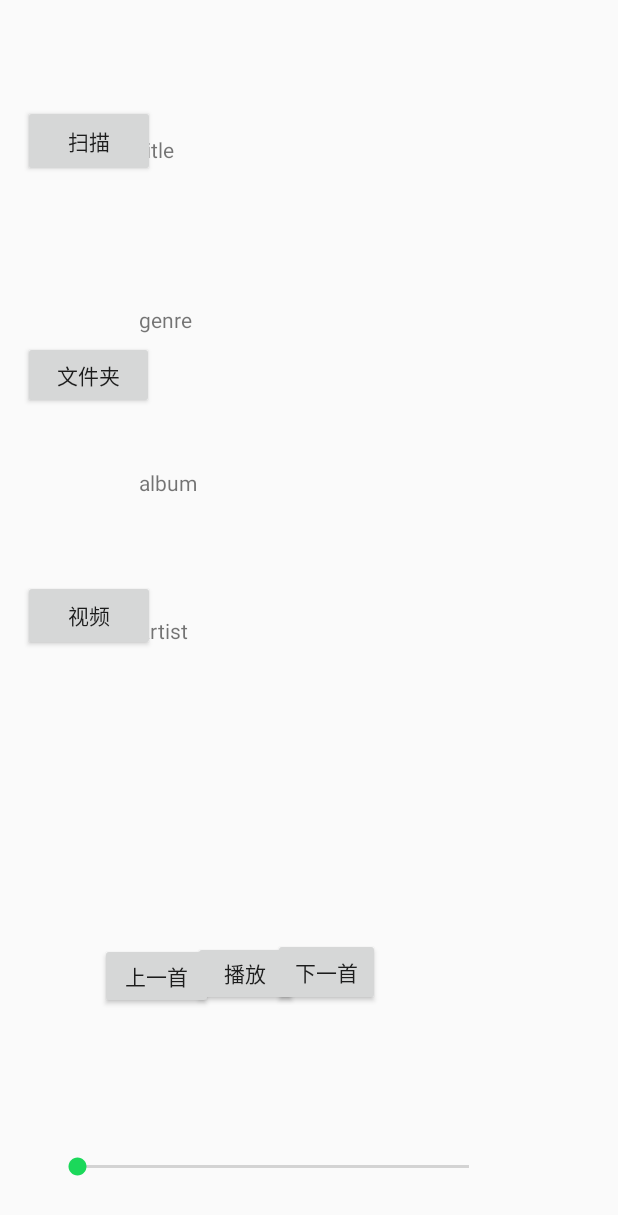
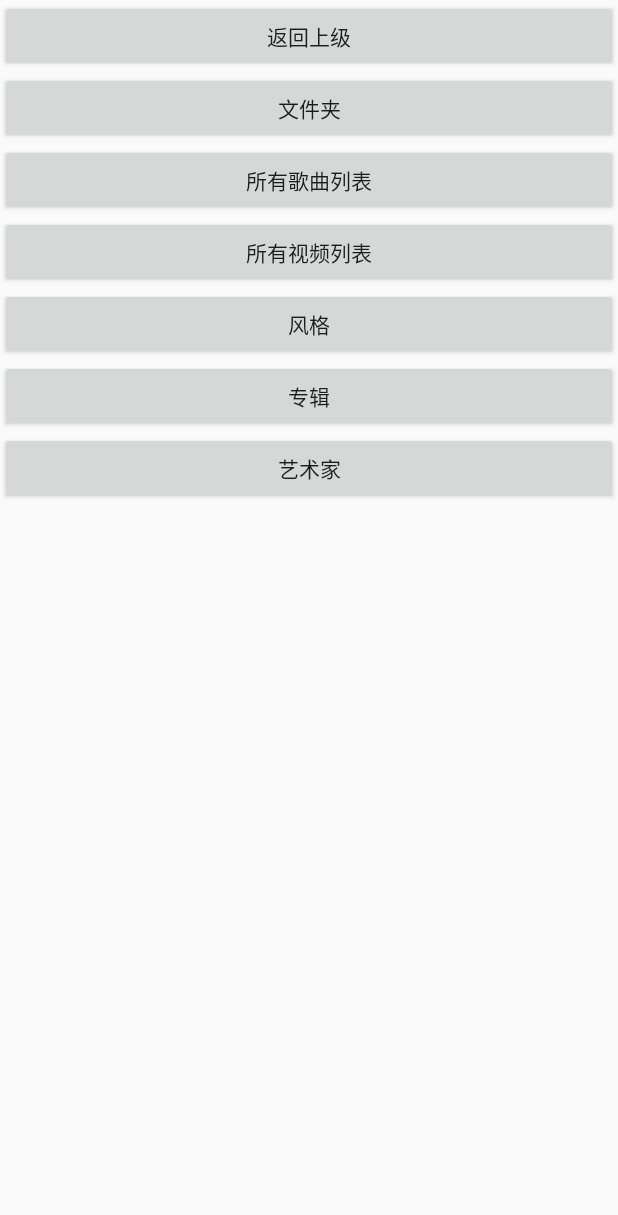
Before and after one commit to Tecinno/Android-MediaScanner-MediaProvider, an Android app: the FolderList screen opened directly, with no data from a screen before it, after a tap on "返回上级", on a phone screen of 412 x 824 dp. Shown: the top 1215 px of the screen. Run offline under Robolectric (Android 15) with nearby library versions, the phone set to English and light mode, and no system bars; 3 statements that could not run were skipped.

```diff
--- a/app/src/main/java/com/czy/jni/FolderList.java
+++ b/app/src/main/java/com/czy/jni/FolderList.java
@@ -29,14 +29,22 @@ public class FolderList extends AppCompatActivity {
     private FileAdapter mAdapter;
     private int index;
     private String TAG = "Scanner";
+    final static private int Folder = 0;
+    final static private int AudioList = 1;
+    final static private int VideoList = 2;
     private ContentResolver contentResolver;//getContentResolver
+//    private enum MenuType {
+//        FOLDER,ALLAUDIO,NEXT
+//    }
     @Override
     protected void onCreate(Bundle savedInstanceState) {
         super.onCreate(savedInstanceState);
         setContentView(R.layout.folder);
         Context context = this;
         contentResolver = context.getContentResolver();
-        setView();
+        Intent intent = getIntent();
+        int menuType = intent.getIntExtra("menuType", Folder);
+        setView(menuType);
     }
     public void folderInit() {
         Thread mthread = new Thread(new Runnable() {
@@ -48,7 +56,7 @@ public class FolderList extends AppCompatActivity {
 
     }
 
-    public List<ListData> querydata(int  parentId) {
+    public List<ListData> querydata(int  parentId, int menuType) {
         Log.e(TAG, " querydata sun");
         String URL = "content://media.scan/folder_dir";
         Uri folderuri = Uri.parse(URL);
@@ -56,6 +64,7 @@ public class FolderList extends AppCompatActivity {
         Uri audio = Uri.parse(AURL);
         List<ListData> list = new ArrayList();
         String parent_id = String.valueOf(parentId);
+        if (menuType == Folder) {
             Cursor c = getContentResolver().query(folderuri, new String[]{"_id" , "_name", "_path"}, "parent_id = ?",new String[] {parent_id},null);
             Log.e("query", "============folder================ ");
             if (c == null)
@@ -63,40 +72,50 @@ public class FolderList extends AppCompatActivity {
             if (c.moveToFirst()) {
                 do{
                     Log.e(TAG,  "id is :"+c.getInt(c.getColumnIndex( "_id"))+ ", name is :" + c.getString(c.getColumnIndex( MediaProvider.NAME)) + ", path is :" + c.getString(c.getColumnIndex( MediaProvider.PATH)));
-                ListData fol = new ListData(true);
+                    ListData fol = new ListData(ListData.FOLDER);
                     fol.setId(c.getInt(c.getColumnIndex( "_id")));
                     fol.setName(c.getString(c.getColumnIndex( MediaProvider.NAME)));
                     fol.setPath(c.getString(c.getColumnIndex( MediaProvider.PATH)));
+                    fol.fileTypte = ListData.FOLDER;
                     list.add(fol);
+                    Log.e("query", " folder list count "+list.size());
                 } while (c.moveToNext());
+                c.close();
+            }
         }
         Log.e("query", "============audio================ ");
-        Cursor a = getContentResolver().query(audio, new String[]{"_id" , "_name", "_path"}, "parent_id = ?",new String[] {parent_id},null);
+        Cursor a;
+        if (menuType == AudioList) {
+            a = getContentResolver().query(audio, new String[]{"_id" , "_name", "_path"}, null, null,null);
+        } else
+            a = getContentResolver().query(audio, new String[]{"_id" , "_name", "_path"}, "parent_id = ?",new String[] {parent_id},null);
         if (a == null)
             Log.e(TAG, "a == null ");
         if (a.moveToFirst()) {
             do{
                 Log.e(TAG,  "id is :"+a.getInt(a.getColumnIndex( MediaProvider.ID))+ ", name is :" + a.getString(a.getColumnIndex( MediaProvider.NAME)) + ", path is :" + a.getString(a.getColumnIndex( MediaProvider.PATH)));
-                ListData fol = new ListData(false);
+                ListData fol = new ListData(ListData.FOLDER);
                 fol.setId(a.getInt(a.getColumnIndex( "_id")));
                 fol.setName(a.getString(a.getColumnIndex( MediaProvider.NAME)));
                 fol.setPath(a.getString(a.getColumnIndex( MediaProvider.PATH)));
+                fol.fileTypte = ListData.AUDIO;
                 list.add(fol);
+                Log.e("query", "  list count "+list.size());
             } while (a.moveToNext());
+            a.close();
         }
 
         return list;
     }
 
-    private void  setView()
+    private void  setView(int menuType)
     {
         LinearLayoutManager manager = new LinearLayoutManager(this);
         manager.setOrientation(LinearLayoutManager.VERTICAL);
         recycleview = (RecyclerView)findViewById(R.id.recycleview);
-//        recycleview.setLayoutManager(new StaggeredGridLayoutManager(20 , StaggeredGridLayoutManager.HORIZONTAL));//LinearLayoutManager
         recycleview.setLayoutManager(manager);
 
-        List<ListData> list = querydata(0);
+        List<ListData> list = querydata(0, menuType);
         mAdapter = new FileAdapter(getApplicationContext(),list);
         recycleview.setAdapter(mAdapter);
         recycleview.setNestedScrollingEnabled(true);
@@ -113,7 +132,6 @@ public class FolderList extends AppCompatActivity {
             public void onScrolled(RecyclerView recyclerView, int dx, int dy) {
                 super.onScrolled(recyclerView, dx, dy);
             }
-
             @Override
             public void onScrollStateChanged(RecyclerView recyclerView, int newState) {
                 super.onScrollStateChanged(recyclerView, newState);
@@ -167,7 +185,7 @@ public class FolderList extends AppCompatActivity {
             holder.text.setOnClickListener(new View.OnClickListener() {
                 @Override
                 public void onClick(View v) {
-                    if(!data.isfolder) {
+                    if(data.fileTypte == ListData.AUDIO) {
                         Intent intent = new Intent();
                         intent.setClass(mContext, MainActivity.class);
                         intent.putExtra("path",data.getPath());
@@ -175,10 +193,9 @@ public class FolderList extends AppCompatActivity {
 //                        intent.setFlags(Intent.FLAG_ACTIVITY_NEW_TASK | Intent.FLAG_ACTIVITY_EXCLUDE_FROM_RECENTS | Intent.FLAG_RECEIVER_FOREGROUND);
 
                        startActivity(intent);
-                    } else {
+                    } else if (data.fileTypte == ListData.FOLDER){
                         openfolder(data.getId());
                     }
-
                 }
             });
         }
@@ -194,7 +211,7 @@ public class FolderList extends AppCompatActivity {
             if (folderidlist.isEmpty()){
                 Log.e(TAG, " backFolder folderidlist back to root ");
                 Intent intent = new Intent();
-                intent.setClass(mContext, MainActivity.class);
+                    intent.setClass(mContext, Menu.class);
 //                intent.setFlags(Intent.FLAG_ACTIVITY_NEW_TASK | Intent.FLAG_ACTIVITY_EXCLUDE_FROM_RECENTS | Intent.FLAG_RECEIVER_FOREGROUND);
                 startActivity(intent);
             } else {
@@ -217,26 +234,7 @@ public class FolderList extends AppCompatActivity {
             }
 
         }
-//        private void  setView(int id)
-//        {
-//            Log.e(TAG, " querydata sun");
-//            LinearLayoutManager manager = new LinearLayoutManager(mContext);
-//            manager.setOrientation(LinearLayoutManager.VERTICAL);
-//            recycleview = (RecyclerView)findViewById(R.id.recycleview);
-//            recycleview.setLayoutManager(manager);
-//
-//            List<ListData> list = querydata(id);
-//            FileAdapter mAdapter = new FileAdapter(mContext,list);
-//            recycleview.setAdapter(mAdapter);
-//            recycleview.setNestedScrollingEnabled(true);
-//            // 给RecycleView加入滑动监听
-//            recycleview.addOnScrollListener(new RecyclerView.OnScrollListener() {
-//                @Override
-//                public void onScrolled(RecyclerView recyclerView, int dx, int dy) {
-//                    super.onScrolled(recyclerView, dx, dy);
-//                }
-//            });
-//        }
+
         @Override
         public int getItemCount() {
             return mItems.size();
@@ -266,12 +264,13 @@ public class FolderList extends AppCompatActivity {
             if (c.moveToFirst()) {
                 do{
                     Log.e(TAG,  "id is :"+c.getInt(c.getColumnIndex( "_id"))+ ", name is :" + c.getString(c.getColumnIndex( MediaProvider.NAME)) + ", path is :" + c.getString(c.getColumnIndex( MediaProvider.PATH)));
-                    ListData fol = new ListData(true);
+                    ListData fol = new ListData(ListData.FOLDER);
                     fol.setId(c.getInt(c.getColumnIndex( "_id")));
                     fol.setName(c.getString(c.getColumnIndex( MediaProvider.NAME)));
                     fol.setPath(c.getString(c.getColumnIndex( MediaProvider.PATH)));
                     list.add(fol);
                 } while (c.moveToNext());
+                c.close();
             }
             Log.e("query", "============audio================ ");
             Cursor a = mContext.getContentResolver().query(audio, new String[]{"_id" , "_name", "_path"}, "parent_id = ?",new String[] {parent_id},null);
@@ -280,12 +279,13 @@ public class FolderList extends AppCompatActivity {
             if (a.moveToFirst()) {
                 do{
                     Log.e(TAG,  "id is :"+a.getInt(a.getColumnIndex( MediaProvider.ID))+ ", name is :" + a.getString(a.getColumnIndex( MediaProvider.NAME)) + ", path is :" + a.getString(a.getColumnIndex( MediaProvider.PATH)));
-                    ListData fol = new ListData(false);
+                    ListData fol = new ListData(ListData.AUDIO);
                     fol.setId(a.getInt(a.getColumnIndex( "_id")));
                     fol.setName(a.getString(a.getColumnIndex( MediaProvider.NAME)));
                     fol.setPath(a.getString(a.getColumnIndex( MediaProvider.PATH)));
                     list.add(fol);
                 } while (a.moveToNext());
+                a.close();
             }
 
             return list;
--- a/app/src/main/java/com/czy/jni/MediaProvider.java
+++ b/app/src/main/java/com/czy/jni/MediaProvider.java
@@ -20,8 +20,8 @@ public class MediaProvider extends ContentProvider {
     static {
         System.loadLibrary("native-lib");
     }
-    static final String scanPath = "/udisk";//sdcard/android_ubuntu  /udisk
-//    static final String scanPath = "/sdcard/android_ubuntu";//sdcard/android_ubuntu  /udisk
+//    static final String scanPath = "/udisk";//sdcard/android_ubuntu  /udisk
+    static final String scanPath = "/sdcard/android_ubuntu";//sdcard/android_ubuntu  /udisk
     static final String ACTION_MEDIA_MOUNTED = "android.intent.action.MEDIA_MOUNTED";
     static final String PROVIDER_NAME = "media.scan";
     static final String AUDIO_STRING_URL = "content://" + PROVIDER_NAME + "/audio";
@@ -78,6 +78,8 @@ public class MediaProvider extends ContentProvider {
                 "album_id INTEGER," +
                 "artist_id INTEGER" +
                 ");";
+
+
         //===============creat audiolist table==============
         static final String CREATE_DB_AUDIO_LIST_TABLE = "CREATE TABLE IF NOT EXISTS audiolist(" +
                 "_id INTEGER PRIMARY KEY AUTOINCREMENT," +
@@ -93,6 +95,8 @@ public class MediaProvider extends ContentProvider {
                 "_name TEXT," +
                 "_path TEXT NOT NULL" +
                 ");";
+
+
         //===============creat videolist table==============
         static final String CREATE_DB_VIDEO_LIST_TABLE = "CREATE TABLE IF NOT EXISTS videolist(" +
                 "_id INTEGER PRIMARY KEY AUTOINCREMENT," +
@@ -103,12 +107,15 @@ public class MediaProvider extends ContentProvider {
         static final String CREATE_DB_FLODER_DIR_TABLE = "CREATE TABLE IF NOT EXISTS folder_dir(" +
                 "_id INTEGER PRIMARY KEY AUTOINCREMENT," +
                 "parent_id INTEGER," +
-                "_name TEXT NOT NULL," +
+                "_name TEXT," +
                 "_path TEXT NOT NULL," +
-                "dir_layer TEXT NOT NULL," +
+                "dir_layer TEXT," +
                 "has_audio INTEGER," +
                 "has_video INTEGER" +
                 ");";
+
+
+
         //===============creat album table==============
         static final String CREATE_DB_ALBUM_TABLE = "CREATE TABLE IF NOT EXISTS album(" +
                 "_id INTEGER PRIMARY KEY AUTOINCREMENT," +
@@ -155,6 +162,7 @@ public class MediaProvider extends ContentProvider {
          */
 
         db = dbHelper.getWritableDatabase();//创建数据库
+//        db.enableWriteAheadLogging();
 //        db.setLocale(Locale.CHINESE);
 //        db.enableWriteAheadLogging();
         return (db == null)? false:true;
@@ -270,7 +278,7 @@ public class MediaProvider extends ContentProvider {
 //        String scanPath = "/sdcard/android_ubuntu";
         scan(scanPath);
         long endTime = System.nanoTime();
-        Log.e(TAG,"scan resume time : " + (endTime-startTime));
+        Log.e(TAG,"all scan resume time : " + (endTime-startTime)/1000000.0 + " ms");
     }
 
     public native int[] scan(String scanPath);
--- /dev/null
+++ b/app/src/main/java/com/czy/jni/Menu.java
@@ -0,0 +1,42 @@
+package com.czy.jni;
+
+import androidx.appcompat.app.AppCompatActivity;
+import androidx.recyclerview.widget.RecyclerView;
+
+import android.content.Intent;
+import android.os.Bundle;
+import android.util.Log;
+import android.view.View;
+
+
+public class Menu extends AppCompatActivity {
+    private RecyclerView recycleview;
+    private FolderList.FileAdapter mAdapter;
+    private String TAG = "Scanner";
+    final static private int Folder = 0;
+    final static private int AudioList = 1;
+    final static private int VideoList = 2;
+    @Override
+    protected void onCreate(Bundle savedInstanceState) {
+        super.onCreate(savedInstanceState);
+        setContentView(R.layout.menu);
+    }
+
+    public void folder_button(View view) {
+        Intent intent = new Intent(this, FolderList.class);
+        intent.putExtra("menuType", Folder);
+        startActivity(intent);
+    }
+
+    public void back_button(View view) {
+        Intent intent = new Intent(this, MainActivity.class);
+        startActivity(intent);
+    }
+
+    public void audiolist_button(View view) {
+        Intent intent = new Intent(this, FolderList.class);
+        intent.putExtra("menuType", AudioList);
+        startActivity(intent);
+    }
+
+}
--- a/app/src/main/res/layout/activity_main.xml
+++ b/app/src/main/res/layout/activity_main.xml
@@ -177,8 +177,8 @@
         android:id="@+id/folderlist"
         android:layout_width="87dp"
         android:layout_height="45dp"
-        android:onClick="folderlist"
-        android:text="文件夹"
+        android:onClick="menu_button"
+        android:text="菜单"
         app:layout_constraintBottom_toBottomOf="parent"
         app:layout_constraintEnd_toEndOf="parent"
         app:layout_constraintHorizontal_bias="0.048"
--- a/app/src/main/res/layout/folder.xml
+++ b/app/src/main/res/layout/folder.xml
@@ -6,7 +6,7 @@
     <LinearLayout
         android:layout_width="match_parent"
 
-        android:layout_height="90dp"
+        android:layout_height="94dp"
 
         android:layout_weight="0.10"
         android:orientation="horizontal">
@@ -14,7 +14,7 @@
         <Button
             android:id="@+id/button_up"
             android:layout_width="match_parent"
-            android:layout_height="wrap_content"
+            android:layout_height="match_parent"
             android:onClick="folderback"
             android:text="返回上级" />
     </LinearLayout>
--- /dev/null
+++ b/app/src/main/res/layout/menu.xml
@@ -0,0 +1,51 @@
+<?xml version="1.0" encoding="utf-8"?>
+<LinearLayout xmlns:android="http://schemas.android.com/apk/res/android"
+    android:orientation="vertical" android:layout_width="match_parent"
+    android:layout_height="match_parent">
+
+    <Button
+        android:id="@+id/button8"
+        android:layout_width="match_parent"
+        android:layout_height="wrap_content"
+        android:onClick="back_button"
+        android:text="返回上级" />
+
+    <Button
+        android:id="@+id/button2"
+        android:layout_width="match_parent"
+        android:layout_height="wrap_content"
+        android:onClick="folder_button"
+        android:text="文件夹" />
+
+    <Button
+        android:id="@+id/button3"
+        android:layout_width="match_parent"
+        android:layout_height="wrap_content"
+        android:onClick="audiolist_button"
+        android:text="所有歌曲列表" />
+
+    <Button
+        android:id="@+id/button4"
+        android:layout_width="match_parent"
+        android:layout_height="wrap_content"
+        android:text="所有视频列表" />
+
+    <Button
+        android:id="@+id/button5"
+        android:layout_width="match_parent"
+        android:layout_height="wrap_content"
+        android:text="风格" />
+
+    <Button
+        android:id="@+id/button6"
+        android:layout_width="match_parent"
+        android:layout_height="wrap_content"
+        android:text="专辑" />
+
+    <Button
+        android:id="@+id/button7"
+        android:layout_width="match_parent"
+        android:layout_height="wrap_content"
+        android:text="艺术家" />
+
+</LinearLayout>
```
Also changed, not shown: app/src/main/AndroidManifest.xml (+5 -3 lines), app/src/main/java/com/czy/jni/ListData.java (+6 -3 lines), app/src/main/java/com/czy/jni/MainActivity.java (+5 -3 lines), 3 other files. Lines whose indentation alone changed are shown as unchanged.
